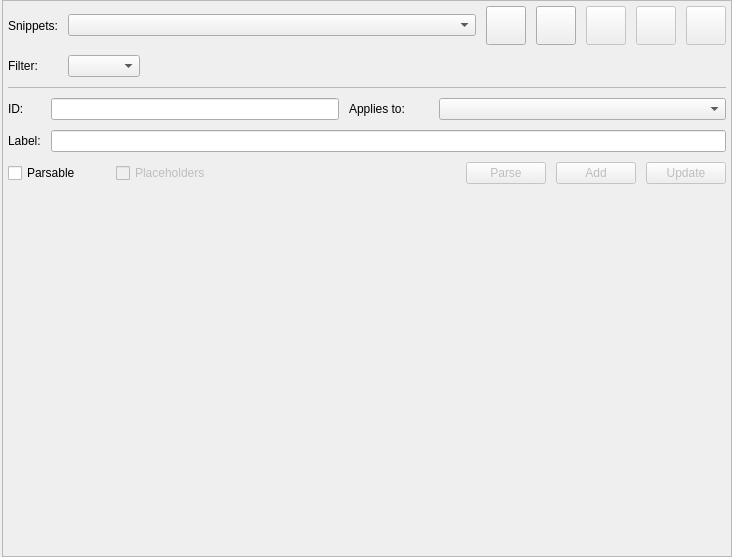
The window that libs/libgui/ui/settings/snippetsconfigwidget.ui (pgmodeler/pgmodeler) describes before a commit, drawn with Qt 5.
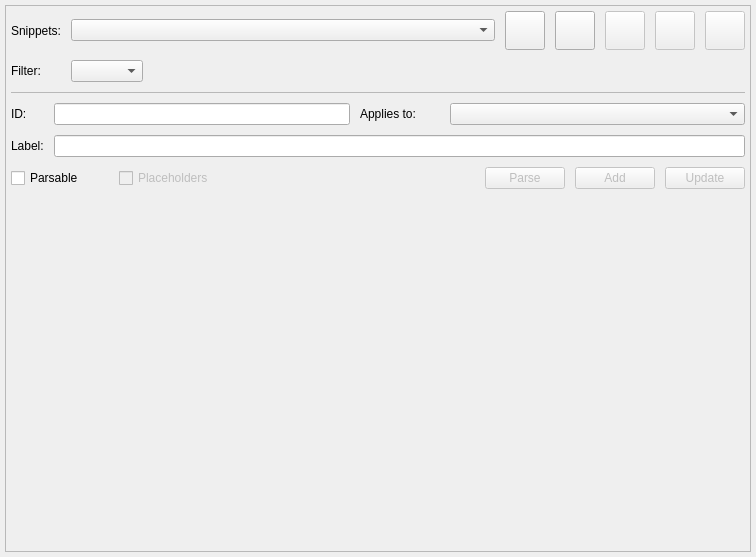
The same window after the commit. Icons and pictures are not drawn.

```diff
--- a/libs/libgui/ui/settings/snippetsconfigwidget.ui
+++ b/libs/libgui/ui/settings/snippetsconfigwidget.ui
@@ -6,7 +6,7 @@
    <rect>
     <x>0</x>
     <y>0</y>
-    <width>732</width>
+    <width>756</width>
     <height>557</height>
    </rect>
   </property>
@@ -15,19 +15,19 @@
   </property>
   <layout class="QGridLayout" name="gridLayout_3">
    <property name="leftMargin">
-    <number>2</number>
+    <number>5</number>
    </property>
    <property name="topMargin">
-    <number>0</number>
+    <number>5</number>
    </property>
    <property name="rightMargin">
-    <number>0</number>
+    <number>5</number>
    </property>
    <property name="bottomMargin">
-    <number>0</number>
+    <number>5</number>
    </property>
    <property name="spacing">
-    <number>0</number>
+    <number>10</number>
    </property>
    <item row="0" column="0">
     <widget class="QFrame" name="frame">
```
Left out of the diff: 22 changed lines with no effect on the pictures.
